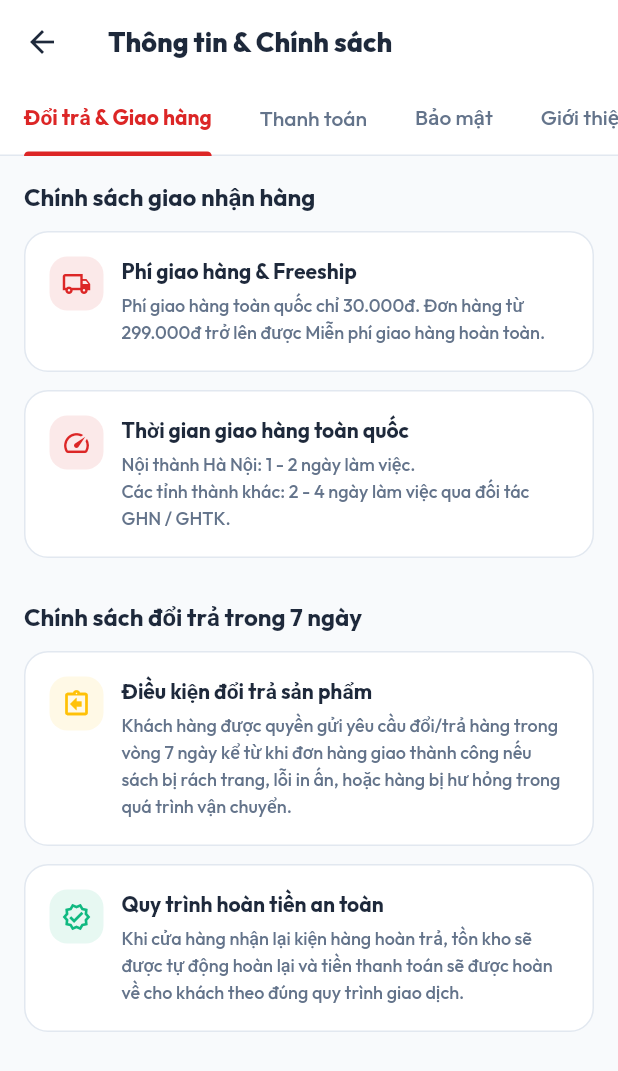
After one commit to hoangtruong01/Truong_Thanh_Bookstore, a Flutter app: the ProfileScreen screen opened directly, after a tap on "Thông tin & Chính sách", on a phone screen of 412 x 824 dp. The commit adds this screen. Shown: the top 1071 px of the screen. Run offline on Flutter 3.47's test engine with Material 3 defaults, Android fonts, the phone set to English and light mode, and no system bars; our stand-ins replace cached_network_image, firebase_core, firebase_messaging, flutter_secure_storage, google_fonts, shared_preferences and 1 more; accounts and stored records are empty; statements that could not run were skipped; project files that could hold a hidden picture were left out.

Commit message:
feat(mobile): port web customer features, store policies, rich specs & order return/refund tracking

```diff
--- a/mobile/lib/models/order_model.dart
+++ b/mobile/lib/models/order_model.dart
@@ -76,6 +76,13 @@ class OrderModel {
   final String? shippingProvider;
   final String? trackingCode;
   final String? shippingStatus;
+  final String? returnReason;
+  final String? returnRequestedAt;
+  final String? returnApprovedAt;
+  final String? refundStatus;
+  final String? refundReason;
+  final num? refundAmount;
+  final String? deliveredAt;
   final String createdAt;
   final List<OrderTimelineModel> timeline;
 
@@ -101,6 +108,13 @@ class OrderModel {
     this.shippingProvider,
     this.trackingCode,
     this.shippingStatus,
+    this.returnReason,
+    this.returnRequestedAt,
+    this.returnApprovedAt,
+    this.refundStatus,
+    this.refundReason,
+    this.refundAmount,
+    this.deliveredAt,
     required this.createdAt,
     required this.timeline,
   });
@@ -138,6 +152,13 @@ class OrderModel {
       shippingProvider: json['shippingProvider'],
       trackingCode: json['trackingCode'],
       shippingStatus: json['shippingStatus'],
+      returnReason: json['returnReason'],
+      returnRequestedAt: json['returnRequestedAt']?.toString(),
+      returnApprovedAt: json['returnApprovedAt']?.toString(),
+      refundStatus: json['refundStatus'],
+      refundReason: json['refundReason'],
+      refundAmount: json['refundAmount'],
+      deliveredAt: json['deliveredAt']?.toString(),
       createdAt: json['createdAt'] ?? '',
       timeline: timelineList,
     );
--- a/mobile/lib/models/product_model.dart
+++ b/mobile/lib/models/product_model.dart
@@ -12,6 +12,7 @@ class ProductModel {
   final num price;
   final num discountPrice;
   final int stock;
+  final String? unit;
   final List<String> images;
 
   /// Điểm đánh giá trung bình do Backend tính. 0 = chưa có đánh giá
@@ -23,6 +24,17 @@ class ProductModel {
   final int? reviewCount;
   final int sold;
   final bool isFeatured;
+
+  // Thuộc tính chuyên sâu cho ngành Sách & Văn phòng phẩm (TT-028)
+  final int? pages;
+  final String? coverType;
+  final String? bookSize;
+  final String? translator;
+  final String? language;
+  final String? origin;
+  final String? material;
+  final String? packaging;
+  final String? productType;
 
   ProductModel({
     required this.id,
@@ -38,11 +50,21 @@ class ProductModel {
     required this.price,
     required this.discountPrice,
     required this.stock,
+    this.unit,
     required this.images,
     required this.rating,
     this.reviewCount,
     required this.sold,
     required this.isFeatured,
+    this.pages,
+    this.coverType,
+    this.bookSize,
+    this.translator,
+    this.language,
+    this.origin,
+    this.material,
+    this.packaging,
+    this.productType,
   });
 
   num get effectivePrice => (discountPrice > 0) ? discountPrice : price;
@@ -101,11 +123,21 @@ class ProductModel {
       price: _toNum(json['price']),
       discountPrice: _toNum(json['discountPrice']),
       stock: _toInt(json['stock']) ?? 0,
+      unit: json['unit']?.toString(),
       images: imgList,
       rating: _toNum(json['rating']),
       reviewCount: _toInt(json['reviewCount'] ?? json['numReviews']),
       sold: _toInt(json['sold']) ?? 0,
       isFeatured: json['isFeatured'] == true,
+      pages: _toInt(json['pages']),
+      coverType: json['coverType']?.toString(),
+      bookSize: json['bookSize']?.toString(),
+      translator: json['translator']?.toString(),
+      language: json['language']?.toString(),
+      origin: json['origin']?.toString(),
+      material: json['material']?.toString(),
+      packaging: json['packaging']?.toString(),
+      productType: json['productType']?.toString(),
     );
   }
 
@@ -124,11 +156,21 @@ class ProductModel {
       'price': price,
       'discountPrice': discountPrice,
       'stock': stock,
+      if (unit != null) 'unit': unit,
       'images': images,
       'rating': rating,
       if (reviewCount != null) 'reviewCount': reviewCount,
       'sold': sold,
       'isFeatured': isFeatured,
+      if (pages != null) 'pages': pages,
+      if (coverType != null) 'coverType': coverType,
+      if (bookSize != null) 'bookSize': bookSize,
+      if (translator != null) 'translator': translator,
+      if (language != null) 'language': language,
+      if (origin != null) 'origin': origin,
+      if (material != null) 'material': material,
+      if (packaging != null) 'packaging': packaging,
+      if (productType != null) 'productType': productType,
     };
   }
 }
--- a/mobile/lib/screens/product/product_detail_screen.dart
+++ b/mobile/lib/screens/product/product_detail_screen.dart
@@ -47,12 +47,21 @@ List<MapEntry<String, String>> productSpecRows(ProductModel product) {
   }
 
   add('Tác giả', product.author);
+  add('Dịch giả', product.translator);
   add('Nhà xuất bản', product.publisher);
   add('Năm xuất bản', product.publicationYear?.toString());
   add('Mã ISBN', product.isbn);
+  add('Ngôn ngữ', product.language);
+  add('Số trang', product.pages != null && product.pages! > 0 ? '${product.pages} trang' : null);
+  add('Hình thức bìa', product.coverType);
+  add('Kích thước bao bì', product.bookSize);
   add('Thương hiệu', product.brand);
+  add('Xuất xứ', product.origin);
+  add('Chất liệu', product.material);
+  add('Quy cách', product.packaging);
   add('Mã SKU', product.sku);
-  rows.add(MapEntry('Tình trạng', product.isInStock ? 'Còn hàng (${product.stock})' : 'Tạm hết hàng'));
+  final unitStr = product.unit?.trim().isNotEmpty == true ? ' ${product.unit}' : '';
+  rows.add(MapEntry('Tình trạng', product.isInStock ? 'Còn hàng (${product.stock}$unitStr)' : 'Tạm hết hàng'));
   return rows;
 }
 
--- a/mobile/lib/screens/profile/profile_screen.dart
+++ b/mobile/lib/screens/profile/profile_screen.dart
@@ -15,6 +15,7 @@ import 'address_book_screen.dart';
 import 'change_password_dialog.dart';
 import 'edit_profile_screen.dart';
 import 'store_contact.dart';
+import 'store_policies_screen.dart';
 import 'theme_mode_selector.dart';
 import 'wishlist_screen.dart';
 
@@ -148,6 +149,12 @@ class _ProfileScreenState extends State<ProfileScreen> {
                   trailingIcon: Icons.call_outlined,
                   onTap: _callHotline,
                 ),
+                _MenuTile(
+                  icon: Icons.policy_outlined,
+                  title: 'Thông tin & Chính sách',
+                  subtitle: 'Đổi trả, giao hàng, bảo mật',
+                  onTap: () => _push(const StorePoliciesScreen()),
+                ),
               ],
             ),
             const SizedBox(height: AppSpacing.lg),
@@ -210,6 +217,14 @@ class _GuestView extends StatelessWidget {
                 subtitle: 'Hotline: ${StoreContact.hotlineDisplay}',
                 trailingIcon: Icons.call_outlined,
                 onTap: onCallHotline,
+              ),
+              _MenuTile(
+                icon: Icons.policy_outlined,
+                title: 'Thông tin & Chính sách',
+                subtitle: 'Đổi trả, giao hàng, bảo mật',
+                onTap: () => Navigator.of(context).push(
+                  MaterialPageRoute(builder: (_) => const StorePoliciesScreen()),
+                ),
               ),
             ],
           ),
@@ -302,12 +317,26 @@ class _LoyaltyCard extends StatelessWidget {
     }
   }
 
+  String _tierIcon(String tier) {
+    switch (tier) {
+      case 'DIAMOND':
+        return '💎';
+      case 'GOLD':
+        return '🥇';
+      case 'SILVER':
+        return '🥈';
+      default:
+        return '🥉';
+    }
+  }
+
   @override
   Widget build(BuildContext context) {
     final palette = context.palette;
     final textTheme = Theme.of(context).textTheme;
     final tone = _tierTone(palette);
     final points = NumberFormat.decimalPattern('vi_VN').format(user.loyaltyPoints);
+    final cashValue = NumberFormat.currency(locale: 'vi_VN', symbol: 'đ', decimalDigits: 0).format(user.loyaltyPoints * 100);
 
     return _SectionCard(
       padding: const EdgeInsets.all(AppSpacing.lg),
@@ -322,9 +351,16 @@ class _LoyaltyCard extends StatelessWidget {
                 color: tone.background,
                 borderRadius: const BorderRadius.all(Radius.circular(AppRadii.pill)),
               ),
-              child: Text(
-                user.loyaltyTierLabel,
-                style: textTheme.labelMedium?.copyWith(color: tone.foreground, fontWeight: FontWeight.w800),
+              child: Row(
+                mainAxisSize: MainAxisSize.min,
+                children: [
+                  Text(_tierIcon(user.loyaltyTier), style: const TextStyle(fontSize: 12)),
+                  const SizedBox(width: AppSpacing.xs),
+                  Text(
+                    user.loyaltyTierLabel,
+                    style: textTheme.labelMedium?.copyWith(color: tone.foreground, fontWeight: FontWeight.w800),
+                  ),
+                ],
               ),
             ),
           ],
@@ -342,13 +378,19 @@ class _LoyaltyCard extends StatelessWidget {
                 TextSpan(
                   text: points,
                   style: textTheme.headlineSmall?.copyWith(color: palette.accent),
-                  children: [TextSpan(text: ' điểm', style: textTheme.labelSmall)],
+                  children: [
+                    TextSpan(text: ' điểm ', style: textTheme.labelSmall),
+                    TextSpan(
+                      text: '(≈ $cashValue)',
+                      style: textTheme.labelSmall?.copyWith(color: palette.primary, fontWeight: FontWeight.w700),
+                    ),
+                  ],
                 ),
               ),
           ],
         ),
         const SizedBox(height: AppSpacing.sm),
-        Text('Điểm được cộng khi đơn hàng hoàn tất.', style: textTheme.labelSmall),
+        Text('Điểm cộng khi hoàn tất đơn • 1 điểm = 100đ khi thanh toán.', style: textTheme.labelSmall),
         if (syncFailed) ...[
           const SizedBox(height: AppSpacing.sm),
           Row(
--- /dev/null
+++ b/mobile/lib/screens/profile/store_policies_screen.dart
@@ -0,0 +1,300 @@
+import 'package:flutter/material.dart';
+import '../../core/theme/app_colors.dart';
+import '../../core/theme/app_tokens.dart';
+import 'store_contact.dart';
+
+class StorePoliciesScreen extends StatelessWidget {
+  const StorePoliciesScreen({super.key});
+
+  @override
+  Widget build(BuildContext context) {
+    final palette = context.palette;
+    final textTheme = Theme.of(context).textTheme;
+
+    return DefaultTabController(
+      length: 4,
+      child: Scaffold(
+        appBar: AppBar(
+          title: const Text('Thông tin & Chính sách'),
+          bottom: TabBar(
+            isScrollable: true,
+            tabAlignment: TabAlignment.start,
+            labelColor: palette.primaryText,
+            unselectedLabelColor: palette.textSecondary,
+            indicatorColor: palette.primary,
+            labelStyle: textTheme.labelLarge,
+            unselectedLabelStyle: textTheme.bodyLarge,
+            tabs: const [
+              Tab(text: 'Đổi trả & Giao hàng'),
+              Tab(text: 'Thanh toán'),
+              Tab(text: 'Bảo mật'),
+              Tab(text: 'Giới thiệu'),
+            ],
+          ),
+        ),
+        body: TabBarView(
+          children: [
+            _ShippingReturnTab(palette: palette, textTheme: textTheme),
+            _PaymentTab(palette: palette, textTheme: textTheme),
+            _PrivacyTab(palette: palette, textTheme: textTheme),
+            _AboutTab(palette: palette, textTheme: textTheme),
+          ],
+        ),
+      ),
+    );
+  }
+}
+
+class _PolicyCard extends StatelessWidget {
+  final String title;
+  final String description;
+  final IconData icon;
+  final Color? iconColor;
+
+  const _PolicyCard({
+    required this.title,
+    required this.description,
+    required this.icon,
+    this.iconColor,
+  });
+
+  @override
+  Widget build(BuildContext context) {
+    final palette = context.palette;
+    final textTheme = Theme.of(context).textTheme;
+
+    return Container(
+      margin: const EdgeInsets.only(bottom: AppSpacing.md),
+      padding: const EdgeInsets.all(AppSpacing.lg),
+      decoration: BoxDecoration(
+        color: palette.surface,
+        borderRadius: const BorderRadius.all(Radius.circular(AppRadii.lg)),
+        border: Border.all(color: palette.border),
+      ),
+      child: Row(
+        crossAxisAlignment: CrossAxisAlignment.start,
+        children: [
+          Container(
+            padding: const EdgeInsets.all(AppSpacing.sm),
+            decoration: BoxDecoration(
+              color: (iconColor ?? palette.primary).withOpacity(0.1),
+              borderRadius: const BorderRadius.all(Radius.circular(AppRadii.md)),
+            ),
+            child: Icon(icon, size: 20, color: iconColor ?? palette.primary),
+          ),
+          const SizedBox(width: AppSpacing.md),
+          Expanded(
+            child: Column(
+              crossAxisAlignment: CrossAxisAlignment.start,
+              children: [
+                Text(title, style: textTheme.titleSmall),
+                const SizedBox(height: AppSpacing.xs),
+                Text(description, style: textTheme.bodySmall?.copyWith(height: 1.5)),
+              ],
+            ),
+          ),
+        ],
+      ),
+    );
+  }
+}
+
+class _ShippingReturnTab extends StatelessWidget {
+  final AppPalette palette;
+  final TextTheme textTheme;
+
+  const _ShippingReturnTab({required this.palette, required this.textTheme});
+
+  @override
+  Widget build(BuildContext context) {
+    return ListView(
+      padding: const EdgeInsets.all(AppSpacing.lg),
+      children: [
+        Text('Chính sách giao nhận hàng', style: textTheme.titleMedium),
+        const SizedBox(height: AppSpacing.md),
+        const _PolicyCard(
+          icon: Icons.local_shipping_outlined,
+          title: 'Phí giao hàng & Freeship',
+          description:
+              'Phí giao hàng toàn quốc chỉ 30.000đ. Đơn hàng từ 299.000đ trở lên được Miễn phí giao hàng hoàn toàn.',
+        ),
+        const _PolicyCard(
+          icon: Icons.speed_outlined,
+          title: 'Thời gian giao hàng toàn quốc',
+          description:
+              'Nội thành Hà Nội: 1 - 2 ngày làm việc.\nCác tỉnh thành khác: 2 - 4 ngày làm việc qua đối tác GHN / GHTK.',
+        ),
+        const SizedBox(height: AppSpacing.lg),
+        Text('Chính sách đổi trả trong 7 ngày', style: textTheme.titleMedium),
+        const SizedBox(height: AppSpacing.md),
+        const _PolicyCard(
+          icon: Icons.assignment_return_outlined,
+          iconColor: Colors.amber,
+          title: 'Điều kiện đổi trả sản phẩm',
+          description:
+              'Khách hàng được quyền gửi yêu cầu đổi/trả hàng trong vòng 7 ngày kể từ khi đơn hàng giao thành công nếu sách bị rách trang, lỗi in ấn, hoặc hàng bị hư hỏng trong quá trình vận chuyển.',
+        ),
+        const _PolicyCard(
+          icon: Icons.verified_outlined,
+          iconColor: Color(0xFF10B981),
+          title: 'Quy trình hoàn tiền an toàn',
+          description:
+              'Khi cửa hàng nhận lại kiện hàng hoàn trả, tồn kho sẽ được tự động hoàn lại và tiền thanh toán sẽ được hoàn về cho khách theo đúng quy trình giao dịch.',
+        ),
+      ],
+    );
+  }
+}
+
+class _PaymentTab extends StatelessWidget {
+  final AppPalette palette;
+  final TextTheme textTheme;
+
+  const _PaymentTab({required this.palette, required this.textTheme});
+
+  @override
+  Widget build(BuildContext context) {
+    return ListView(
+      padding: const EdgeInsets.all(AppSpacing.lg),
+      children: [
+        Text('Phương thức thanh toán hỗ trợ', style: textTheme.titleMedium),
+        const SizedBox(height: AppSpacing.md),
+        const _PolicyCard(
+          icon: Icons.payments_outlined,
+          title: 'Thanh toán khi nhận hàng (COD)',
+          description:
+              'Thanh toán tiền mặt trực tiếp cho nhân viên giao hàng khi nhận và kiểm tra gói hàng.',
+        ),
+        const _PolicyCard(
+          icon: Icons.qr_code_scanner_outlined,
+          title: 'Chuyển khoản VietQR & Ngân hàng',
+          description:
+              'Quét mã QR chuyển khoản nhanh 24/7 với nội dung chuyển khoản tự động gắn mã đơn hàng.',
+        ),
+        const _PolicyCard(
+          icon: Icons.account_balance_wallet_outlined,
+          title: 'Ví điện tử & Cổng trực tuyến',
+          description:
+              'Hỗ trợ thanh toán qua VNPay, MoMo bảo mật cao với mã hóa SSL/TLS chuẩn quốc tế.',
+        ),
+      ],
+    );
+  }
+}
+
+class _PrivacyTab extends StatelessWidget {
+  final AppPalette palette;
+  final TextTheme textTheme;
+
+  const _PrivacyTab({required this.palette, required this.textTheme});
+
+  @override
+  Widget build(BuildContext context) {
+    return ListView(
+      padding: const EdgeInsets.all(AppSpacing.lg),
+      children: [
+        Text('Chính sách bảo mật thông tin', style: textTheme.titleMedium),
+        const SizedBox(height: AppSpacing.md),
+        const _PolicyCard(
+          icon: Icons.security_outlined,
+          title: 'Bảo mật thông tin cá nhân',
+          description:
+              'Trường Thành cam kết không chia sẻ hoặc bán thông tin cá nhân của quý khách cho bất kỳ bên thứ ba nào ngoại trừ đơn vị vận chuyển phục vụ giao nhận.',
+        ),
+        const _PolicyCard(
+          icon: Icons.lock_outline,
+          title: 'Mã hóa mật khẩu & Phiên đăng nhập',
+          description:
+              'Mật khẩu tài khoản được băm một chiều an toàn bằng bcrypt. Phiên đăng nhập di động được lưu trữ trong Secure Storage của thiết bị.',
+        ),
+      ],
+    );
+  }
+}
+
+class _AboutTab extends StatelessWidget {
+  final AppPalette palette;
+  final TextTheme textTheme;
+
+  const _AboutTab({required this.palette, required this.textTheme});
+
+  @override
+  Widget build(BuildContext context) {
+    return ListView(
+      padding: const EdgeInsets.all(AppSpacing.lg),
+      children: [
+        Container(
+          padding: const EdgeInsets.all(AppSpacing.xl),
+          decoration: BoxDecoration(
+            color: palette.surface,
+            borderRadius: const BorderRadius.all(Radius.circular(AppRadii.xl)),
+            border: Border.all(color: palette.border),
+          ),
+          child: Column(
+            crossAxisAlignment: CrossAxisAlignment.start,
+            children: [
+              Row(
+                children: [
+                  Container(
+                    width: 48,
+                    height: 48,
+                    decoration: BoxDecoration(
+                      color: palette.primary,
+                      borderRadius: const BorderRadius.all(Radius.circular(AppRadii.lg)),
+                    ),
+                    child: const Center(
+                      child: Text('TT', style: TextStyle(color: Colors.white, fontWeight: FontWeight.w900, fontSize: 18)),
+                    ),
+                  ),
+                  const SizedBox(width: AppSpacing.md),
+                  Expanded(
+                    child: Column(
+                      crossAxisAlignment: CrossAxisAlignment.start,
+                      children: [
+                        Text('NHÀ SÁCH TRƯỜNG THÀNH', style: textTheme.titleMedium?.copyWith(fontWeight: FontWeight.w900)),
+                        const SizedBox(height: AppSpacing.xxs),
+                        Text('Dụng cụ học tập & Văn phòng phẩm chính hãng', style: textTheme.labelSmall),
+                      ],
+                    ),
+                  ),
+                ],
+              ),
+              const Divider(height: AppSpacing.xxl),
+              Text(
+                'Nhà sách & Văn phòng phẩm Trường Thành tự hào là địa chỉ cung cấp sách giáo khoa, sách tham khảo, truyện tranh thiếu nhi và thiết bị văn phòng phẩm uy tín hàng đầu. Chúng tôi luôn cam kết đem lại sản phẩm chất lượng tốt nhất cùng dịch vụ tận tâm.',
+                style: textTheme.bodySmall?.copyWith(height: 1.6),
+              ),
+              const SizedBox(height: AppSpacing.lg),
+              Row(
+                children: [
+                  Icon(Icons.phone_in_talk_outlined, size: 18, color: palette.primary),
+                  const SizedBox(width: AppSpacing.sm),
+                  Text('Hotline: ${StoreContact.hotlineDisplay}', style: textTheme.labelMedium),
+                ],
+              ),
+              const SizedBox(height: AppSpacing.xs),
+              Row(
+                children: [
+                  Icon(Icons.email_outlined, size: 18, color: palette.primary),
+                  const SizedBox(width: AppSpacing.sm),
+                  Text('Email: support@truongthanh.vn', style: textTheme.labelMedium),
+                ],
+              ),
+              const SizedBox(height: AppSpacing.xs),
+              Row(
+                crossAxisAlignment: CrossAxisAlignment.start,
+                children: [
+                  Icon(Icons.storefront_outlined, size: 18, color: palette.primary),
+                  const SizedBox(width: AppSpacing.sm),
+                  Expanded(
+                    child: Text('Địa chỉ: Số 123 Đường Nguyễn Trãi, Thanh Xuân, Hà Nội', style: textTheme.labelMedium),
+                  ),
+                ],
+              ),
+            ],
+          ),
+        ),
+      ],
+    );
+  }
+}
```
Also changed, not shown: mobile/lib/providers/order_provider.dart (+4 -3 lines), mobile/lib/screens/order/order_detail_screen.dart (+88 -10 lines).
